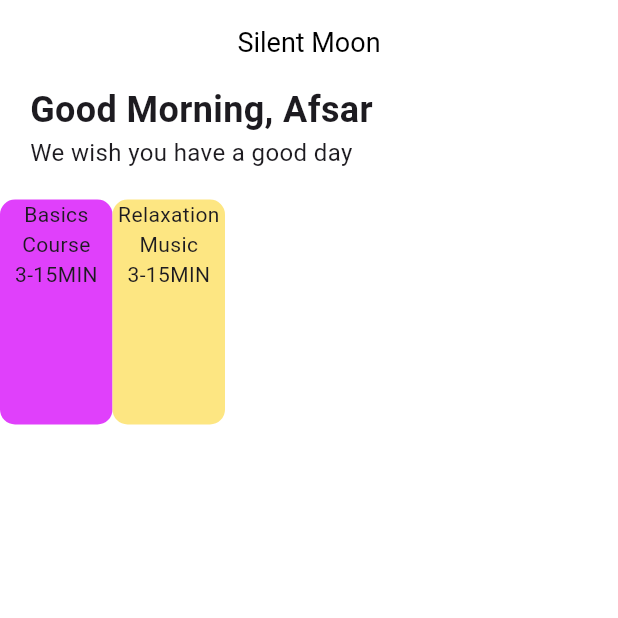
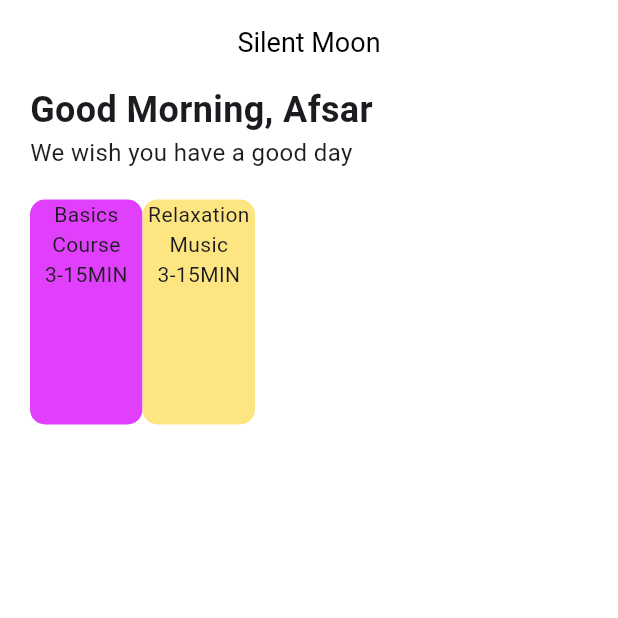
Before and after one commit to Bee-Gin-er16/Design-to-Flutter-mobile, a Flutter app: the screen it shows after launch, on a phone screen of 412 x 824 dp, the top half of it. Run offline on Flutter 3.47's test engine with Material 3 defaults, Android fonts, the phone set to English and light mode, and no system bars; Roboto replaces fonts that are missing (Poppins).

Commit message:
Padding the main cta. maybe there is another optimization

```diff
--- a/user_interface/lib/pages/home.dart
+++ b/user_interface/lib/pages/home.dart
@@ -25,7 +25,9 @@ class _HomePageState extends State<HomePage> {
   }
 
   Widget _maincta() {
-    return Row(
+    return Padding(
+      padding: EdgeInsets.only(left: 20),
+      child: Row(
         children: [
           Container(
             width: 75,
@@ -58,6 +60,7 @@ class _HomePageState extends State<HomePage> {
             ),
           ),
         ],
+      ),
     );
   }
 
```
Lines whose indentation alone changed are shown as unchanged.
